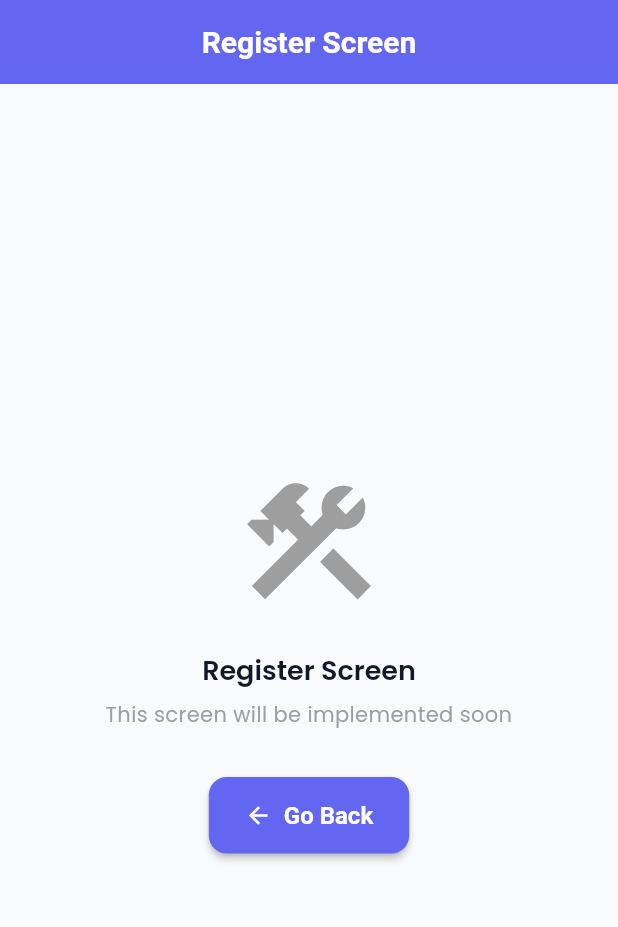
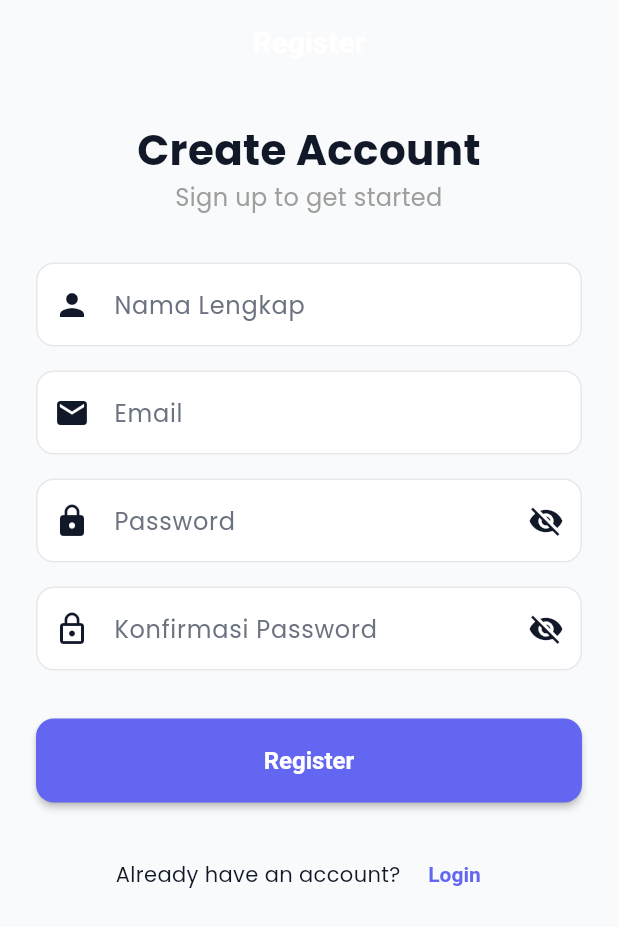
Before and after one commit to Ikrar06/MyFriends-app, a Flutter app: the screen it shows after launch, after a tap on "Skip", after a tap on "Create new account", on a phone screen of 412 x 824 dp. Shown: the top 927 px of the screen. Run offline on Flutter 3.47's test engine with Material 3 defaults, Android fonts, the phone set to English and light mode, and no system bars; our stand-ins replace cached_network_image, cloud_firestore, csv, firebase_auth, firebase_core, firebase_messaging and 4 more; accounts and stored records are empty.

Commit message:
Register Screen template added

```diff
--- a/lib/routes/app_routes.dart
+++ b/lib/routes/app_routes.dart
@@ -1,4 +1,5 @@
 import 'package:flutter/material.dart';
+import 'package:myfriends_app/screens/auth/register_screen.dart';
 import '../screens/splash/splash_screen.dart';
 import '../screens/onboarding/onboarding_screen.dart';
 import '../screens/auth/login_screen.dart';
@@ -52,8 +53,7 @@ class AppRoutes {
 
       case register:
         return MaterialPageRoute(
-          builder: (_) => const PlaceholderScreen(title: 'Register Screen'),
-          // TODO: Replace with RegisterScreen() when created by Orang 1
+          builder: (_) => const RegisterScreen(),
         );
 
       case home:
--- /dev/null
+++ b/lib/screens/auth/register_screen.dart
@@ -0,0 +1,217 @@
+import 'package:flutter/material.dart';
+import 'package:myfriends_app/core/utils/validators.dart';
+import 'package:myfriends_app/providers/auth_provider.dart';
+import 'package:myfriends_app/routes/app_routes.dart';
+import 'package:myfriends_app/widgets/custom_button.dart';
+import 'package:provider/provider.dart';
+
+class RegisterScreen extends StatefulWidget {
+  const RegisterScreen({super.key});
+
+  @override
+  State<RegisterScreen> createState() => _RegisterScreenState();
+}
+
+class _RegisterScreenState extends State<RegisterScreen> {
+  // 1. State properties sesuai panduan
+  final GlobalKey<FormState> _formKey = GlobalKey<FormState>();
+  final TextEditingController _nameController = TextEditingController();
+  final TextEditingController _emailController = TextEditingController();
+  final TextEditingController _passwordController = TextEditingController();
+  final TextEditingController _confirmPasswordController = TextEditingController();
+  bool _obscurePassword = true;
+  bool _obscureConfirmPassword = true;
+
+  // 2. Helper untuk menampilkan Snackbar
+  void _showSnackbar(String message, {bool isError = false}) {
+    if (!mounted) return;
+    ScaffoldMessenger.of(context).showSnackBar(
+      SnackBar(
+        content: Text(message),
+        backgroundColor: isError
+            ? Theme.of(context).colorScheme.error
+            : Colors.green,
+      ),
+    );
+  }
+
+  // 3. Logika _handleRegister sesuai panduan
+  Future<void> _handleRegister() async {
+    // Validasi form
+    if (!_formKey.currentState!.validate()) return;
+
+    // Cek apakah password cocok
+    if (_passwordController.text != _confirmPasswordController.text) {
+      _showSnackbar('Password tidak cocok', isError: true);
+      return;
+    }
+
+    final authProvider = context.read<AuthProvider>();
+
+    try {
+      // Panggil signUp dari provider
+      await authProvider.signUp(
+        _nameController.text.trim(),
+        _emailController.text.trim(),
+        _passwordController.text,
+      );
+
+      // Jika berhasil, navigasi ke home
+      if (mounted) {
+        _showSnackbar('Registrasi berhasil');
+        Navigator.pushReplacementNamed(context, AppRoutes.home);
+      }
+    } catch (e) {
+      // Tangkap error dan tampilkan
+      if (mounted) {
+        _showSnackbar(e.toString(), isError: true);
+      }
+    }
+  }
+
+  @override
+  void dispose() {
+    _nameController.dispose();
+    _emailController.dispose();
+    _passwordController.dispose();
+    _confirmPasswordController.dispose();
+    super.dispose();
+  }
+
+  @override
+  Widget build(BuildContext context) {
+    return Consumer<AuthProvider>(
+      builder: (context, authProvider, child) {
+        return Scaffold(
+          appBar: AppBar(
+            title: const Text('Register'),
+            elevation: 0,
+            backgroundColor: Colors.transparent,
+            foregroundColor: Colors.black,
+          ),
+          body: SingleChildScrollView(
+            padding: const EdgeInsets.all(24.0),
+            child: Form(
+              key: _formKey,
+              child: Column(
+                mainAxisAlignment: MainAxisAlignment.center,
+                crossAxisAlignment: CrossAxisAlignment.stretch,
+                children: [
+                  const Text(
+                    'Create Account',
+                    textAlign: TextAlign.center,
+                    style: TextStyle(fontSize: 28, fontWeight: FontWeight.bold),
+                  ),
+                  const Text(
+                    'Sign up to get started',
+                    textAlign: TextAlign.center,
+                    style: TextStyle(fontSize: 16, color: Colors.grey),
+                  ),
+                  const SizedBox(height: 32),
+
+                  // Form Field Nama
+                  TextFormField(
+                    controller: _nameController,
+                    decoration: const InputDecoration(
+                      labelText: 'Nama Lengkap',
+                      prefixIcon: Icon(Icons.person),
+                      border: OutlineInputBorder(),
+                    ),
+                    validator: Validators.validateName, // Dari file Anda
+                  ),
+                  const SizedBox(height: 16),
+
+                  // Form Field Email
+                  TextFormField(
+                    controller: _emailController,
+                    decoration: const InputDecoration(
+                      labelText: 'Email',
+                      prefixIcon: Icon(Icons.email),
+                      border: OutlineInputBorder(),
+                    ),
+                    keyboardType: TextInputType.emailAddress,
+                    validator: Validators.validateEmail, // Dari file Anda
+                  ),
+                  const SizedBox(height: 16),
+
+                  // Form Field Password
+                  TextFormField(
+                    controller: _passwordController,
+                    decoration: InputDecoration(
+                      labelText: 'Password',
+                      prefixIcon: const Icon(Icons.lock),
+                      border: const OutlineInputBorder(),
+                      suffixIcon: IconButton(
+                        icon: Icon(
+                          _obscurePassword ? Icons.visibility_off : Icons.visibility,
+                        ),
+                        onPressed: () {
+                          setState(() {
+                            _obscurePassword = !_obscurePassword;
+                          });
+                        },
+                      ),
+                    ),
+                    obscureText: _obscurePassword,
+                    validator: Validators.validatePassword, // Dari file Anda
+                  ),
+                  const SizedBox(height: 16),
+
+                  // Form Field Konfirmasi Password
+                  TextFormField(
+                    controller: _confirmPasswordController,
+                    decoration: InputDecoration(
+                      labelText: 'Konfirmasi Password',
+                      prefixIcon: const Icon(Icons.lock_outline),
+                      border: const OutlineInputBorder(),
+                      suffixIcon: IconButton(
+                        icon: Icon(
+                          _obscureConfirmPassword ? Icons.visibility_off : Icons.visibility,
+                        ),
+                        onPressed: () {
+                          setState(() {
+                            _obscureConfirmPassword = !_obscureConfirmPassword;
+                          });
+                        },
+                      ),
+                    ),
+                    obscureText: _obscureConfirmPassword,
+                    validator: (value) {
+                      if (value == null || value.isEmpty) {
+                        return 'Konfirmasi password tidak boleh kosong';
+                      }
+                      return null;
+                    },
+                  ),
+                  const SizedBox(height: 32),
+
+                  // Tombol Register
+                  CustomButton(
+                    text: 'Register',
+                    onPressed: authProvider.isLoading ? null : _handleRegister,
+                    isLoading: authProvider.isLoading,
+                  ),
+                  const SizedBox(height: 24),
+
+                  // Link ke Login
+                  Row(
+                    mainAxisAlignment: MainAxisAlignment.center,
+                    children: [
+                      const Text("Already have an account? "),
+                      TextButton(
+                        onPressed: () {
+                          Navigator.pop(context); // Kembali ke Login
+                        },
+                        child: const Text('Login'),
+                      ),
+                    ],
+                  ),
+                ],
+              ),
+            ),
+          ),
+        );
+      },
+    );
+  }
+}
```
